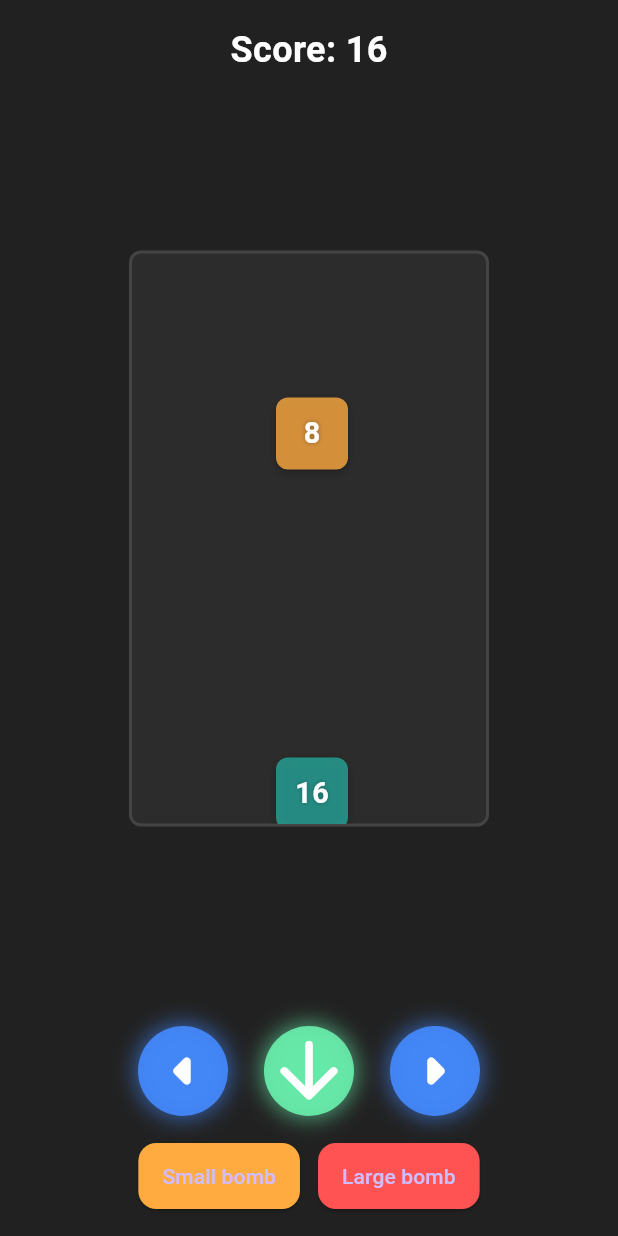
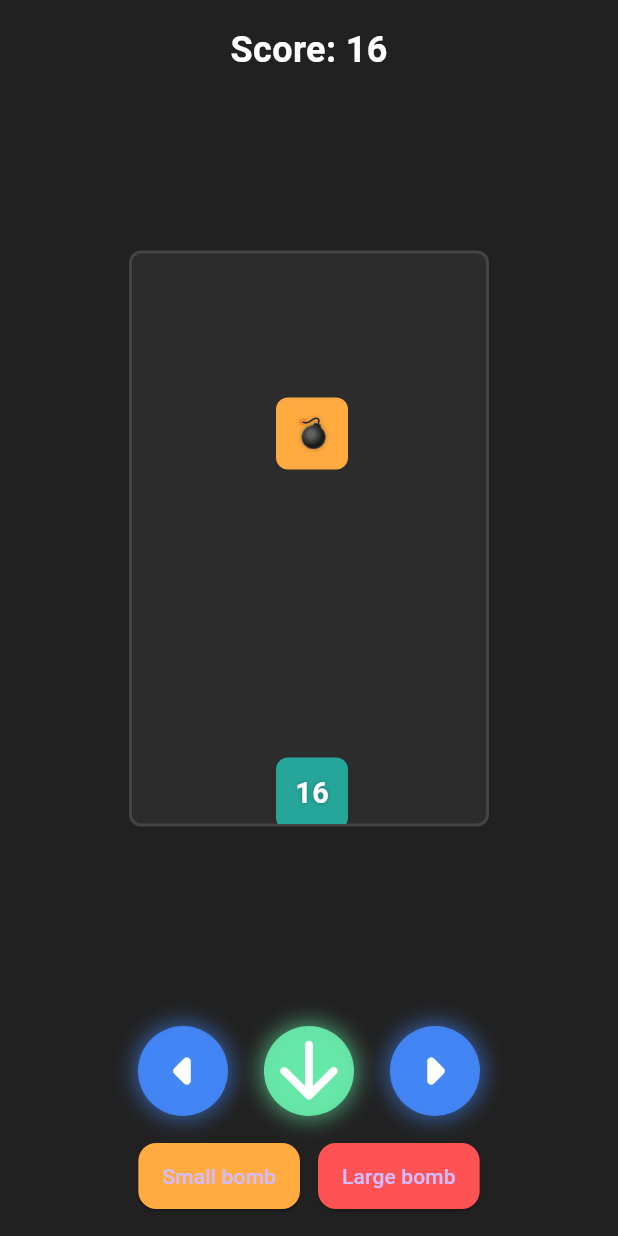
Before and after one commit to Sokolov1111/fallingfussion, a Flutter app: the screen it shows after launch, after a tap on "Small bomb", on a phone screen of 412 x 824 dp. Run offline on Flutter 3.47's test engine with Material 3 defaults, Android fonts, the phone set to English and light mode, and no system bars; our stand-ins replace flutter_riverpod.

Commit message:
feat: added triple horizontal fusion

```diff
--- a/lib/logic/controllers/game_controller.dart
+++ b/lib/logic/controllers/game_controller.dart
@@ -1,12 +1,12 @@
 import 'dart:async';
 import 'dart:math';
 
+import 'package:fallingfusion/core/constants/game_config.dart';
 import 'package:fallingfusion/core/enums/block_type.dart';
 import 'package:fallingfusion/data/models/block.dart';
 import 'package:fallingfusion/data/models/game_state.dart';
 import 'package:fallingfusion/data/models/position.dart';
 import 'package:flutter_riverpod/flutter_riverpod.dart';
-
 
 class GameController extends StateNotifier<GameState> {
   GameController() : super(GameState.initial()) {
@@ -38,7 +38,10 @@ class GameController extends StateNotifier<GameState> {
   }
 
   void _spawnNewBlock() {
-    final randomValue = pow(2, [1, 1, 2, 2, 3, 3, 4, 4][Random().nextInt(8)]).toInt();
+    final randomValue = pow(
+      2,
+      [1, 1, 2, 2, 3, 3, 4, 4][Random().nextInt(8)],
+    ).toInt();
 
     Block newBlock;
 
@@ -74,10 +77,7 @@ class GameController extends StateNotifier<GameState> {
       _lockFallingBlock(falling);
     } else {
       state = state.copyWith(
-        fallingBlock: falling.copyWith(
-          position: nextPos,
-          preserveId: true,
-        ),
+        fallingBlock: falling.copyWith(position: nextPos, preserveId: true),
       );
     }
   }
@@ -101,9 +101,7 @@ class GameController extends StateNotifier<GameState> {
       if (block.type != BlockType.normal) {
         _activateBomb(block, updatedBlocks);
       } else {
-        state = state.copyWith(
-          blocks: updatedBlocks,
-        );
+        state = state.copyWith(blocks: updatedBlocks);
       }
 
       _mergeBlocks();
@@ -116,6 +114,55 @@ class GameController extends StateNotifier<GameState> {
     bool didMerge = false;
     final blocks = List<Block>.from(state.blocks);
 
+    for (int y = 0; y < GameConfig.rows; y++) {
+      final rowBlocks = blocks.where((b) => b.position.y == y).toList()
+        ..sort((a, b) => a.position.x.compareTo(b.position.x));
+
+      for (int i = 0; i < rowBlocks.length - 2; i++) {
+        final a = rowBlocks[i];
+        final b = rowBlocks[i + 1];
+        final c = rowBlocks[i + 2];
+
+        final isConsecutive =
+            (b.position.x == a.position.x + 1) &&
+            (c.position.x == b.position.x + 1);
+        final isSameValue = a.value == b.value && b.value == c.value;
+        final allNormal =
+            a.type == BlockType.normal &&
+            b.type == BlockType.normal &&
+            c.type == BlockType.normal;
+
+        if (isConsecutive && isSameValue && allNormal) {
+          final merged = Block(
+            value: a.value * 4,
+            position: b.position,
+            type: BlockType.normal,
+            isMerging: true,
+          );
+
+          blocks.remove(a);
+          blocks.remove(b);
+          blocks.remove(c);
+          blocks.add(merged);
+
+          state = state.copyWith(score: state.score + merged.value);
+
+          didMerge = true;
+
+          Future.delayed(const Duration(milliseconds: 750), () {
+            final reset = state.blocks
+                .map((b) => b.isMerging ? b.copyWith(isMerging: false) : b)
+                .toList();
+            state = state.copyWith(blocks: reset);
+          });
+
+          break;
+        }
+      }
+      if (didMerge) break;
+    }
+
+    if (!didMerge) {
       blocks.sort((a, b) => b.position.y.compareTo(a.position.y));
 
       for (int i = 0; i < blocks.length; i++) {
@@ -150,28 +197,30 @@ class GameController extends StateNotifier<GameState> {
         }
         if (didMerge) break;
       }
+    }
 
     state = state.copyWith(blocks: blocks);
 
     if (didMerge) {
-
       Future.delayed(const Duration(milliseconds: 300), () {
         final reset = state.blocks
             .map((b) => b.isMerging ? b.copyWith(isMerging: false) : b)
             .toList();
         state = state.copyWith(blocks: reset);
       });
-      _mergeBlocks();
-    } else {
-      state = state.copyWith(blocks: blocks);
+      Future.delayed(const Duration(milliseconds: 400), _mergeBlocks);
     }
   }
 
   void _activateBomb(Block bomb, List<Block> blockList) {
     final radius = bomb.type == BlockType.bombSmall ? 1 : 2;
 
-    final remainingBlocks = blockList.where((b) => !bomb.position.isNeighborOf(b.position, radius: radius)).toList();
-    final explodedBlocks = blockList.where((b) => bomb.position.isNeighborOf(b.position, radius: radius)).toList();
+    final remainingBlocks = blockList
+        .where((b) => !bomb.position.isNeighborOf(b.position, radius: radius))
+        .toList();
+    final explodedBlocks = blockList
+        .where((b) => bomb.position.isNeighborOf(b.position, radius: radius))
+        .toList();
 
     final scoreGained = explodedBlocks.fold<int>(0, (sum, b) => sum + b.value);
 
@@ -183,7 +232,8 @@ class GameController extends StateNotifier<GameState> {
 
   void moveLeft() {
     final now = DateTime.now();
-    if (_lastMoveTime != null && now.difference(_lastMoveTime!) < moveCooldown) {
+    if (_lastMoveTime != null &&
+        now.difference(_lastMoveTime!) < moveCooldown) {
       return;
     }
     _lastMoveTime = now;
@@ -194,24 +244,28 @@ class GameController extends StateNotifier<GameState> {
     final newPos = Position(max(0, falling.position.x - 1), falling.position.y);
     if (!_isCollision(newPos)) {
       state = state.copyWith(
-        fallingBlock: falling.copyWith(position: newPos, preserveId: true)
+        fallingBlock: falling.copyWith(position: newPos, preserveId: true),
       );
     }
   }
 
   void moveRight() {
     final now = DateTime.now();
-    if (_lastMoveTime != null && now.difference(_lastMoveTime!) < moveCooldown) {
+    if (_lastMoveTime != null &&
+        now.difference(_lastMoveTime!) < moveCooldown) {
       return;
     }
     _lastMoveTime = now;
     final falling = state.fallingBlock;
     if (falling == null) return;
 
-    final newPos = Position(min(columns - 1, falling.position.x + 1), falling.position.y);
+    final newPos = Position(
+      min(columns - 1, falling.position.x + 1),
+      falling.position.y,
+    );
     if (!_isCollision(newPos)) {
       state = state.copyWith(
-        fallingBlock: falling.copyWith(position: newPos, preserveId: true)
+        fallingBlock: falling.copyWith(position: newPos, preserveId: true),
       );
     }
   }
@@ -246,5 +300,4 @@ class GameController extends StateNotifier<GameState> {
       }
     }
   }
-
 }
--- a/lib/ui/widgets/block_widget.dart
+++ b/lib/ui/widgets/block_widget.dart
@@ -12,50 +12,46 @@ class BlockWidget extends StatelessWidget {
   Widget build(BuildContext context) {
     final double size = GameConfig.cellSize;
     final Color baseColor = _getBlockColor(block.value, block.type);
+    final isTripleMerge = block.value % 8 == 0;
 
     return AnimatedScale(
-      scale: block.isMerging ? 1.25 : 1.0,
-      duration: const Duration(milliseconds: 200),
+      scale: block.isMerging ? 1.5 : 1.0,
+      duration: Duration(milliseconds: isTripleMerge ? 500 : 300),
       curve: Curves.easeOutBack,
       child: AnimatedContainer(
-        duration: const Duration(milliseconds: 200),
+        duration: const Duration(milliseconds: 500),
         curve: Curves.easeOutCubic,
         width: size,
         height: size,
         alignment: Alignment.center,
         decoration: BoxDecoration(
           color: block.isMerging
-              ? baseColor.withOpacity(0.9)
-              : baseColor.withOpacity(0.8),
+              ? (isTripleMerge ? Colors.purpleAccent : Colors.amberAccent)
+              : baseColor,
           borderRadius: BorderRadius.circular(8),
           boxShadow: block.isMerging
               ? [
                   BoxShadow(
-              color: Colors.yellowAccent.withOpacity(0.7),
-              blurRadius: 16,
+                    color: isTripleMerge
+                        ? Colors.deepPurple.withOpacity(0.8)
+                        : Colors.yellowAccent.withOpacity(0.7),
+                    blurRadius: 18,
                     spreadRadius: 4,
-            )
+                  ),
                 ]
-              : [
-            BoxShadow(
-              color: Colors.black.withOpacity(0.25),
-              blurRadius: 4,
-              offset: const Offset(0, 2),
-            )
-          ],
+              : [],
         ),
+        child: Center(
           child: Text(
-          block.value.toString(),
+            block.type == BlockType.normal ? block.value.toString() :  '💣',
             style: TextStyle(
               color: Colors.white,
               fontWeight: FontWeight.bold,
               fontSize: size * 0.4,
               shadows: [
-              Shadow(
-                color: Colors.black.withOpacity(0.3),
-                blurRadius: 4,
+                Shadow(color: Colors.black.withOpacity(0.3), blurRadius: 4),
+              ],
             ),
-            ],
           ),
         ),
       ),
```
Lines whose indentation alone changed are shown as unchanged.
